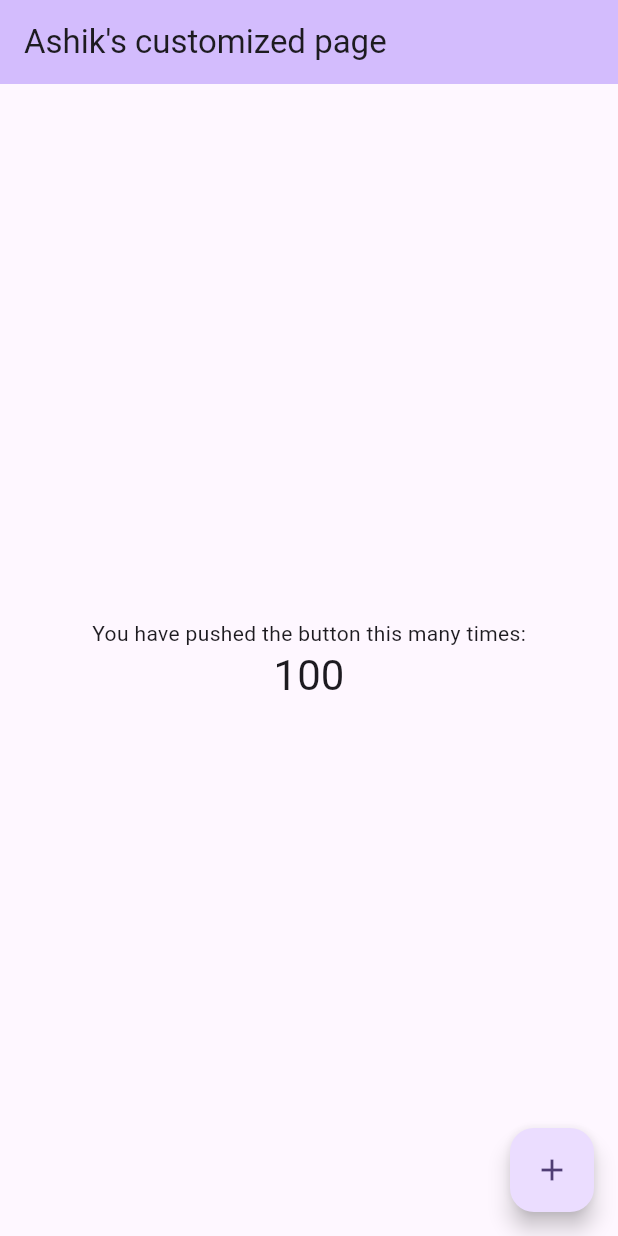
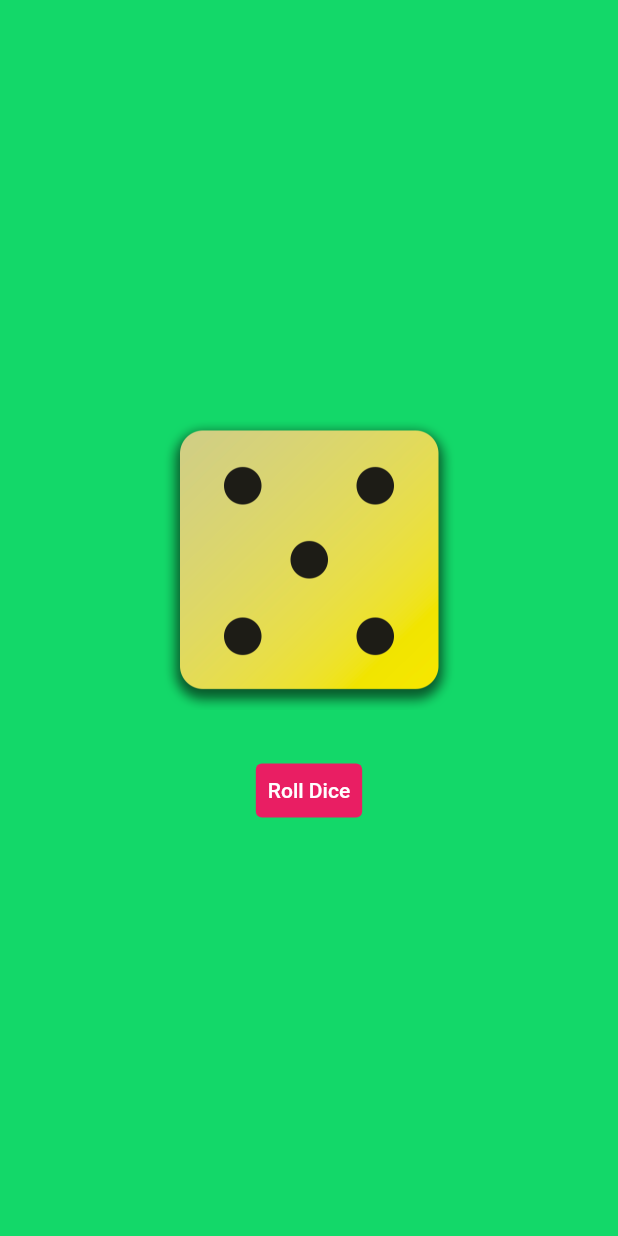
Before and after one commit to ashikurrahmanbhuiyan/flutter_app1, a Flutter app: the screen it shows after launch, on a phone screen of 412 x 824 dp. Run offline on Flutter 3.47's test engine with Material 2 defaults, Android fonts, the phone set to English and light mode, and no system bars.

```diff
--- /dev/null
+++ b/lib/GradinetContainer.dart
@@ -0,0 +1,12 @@
+import 'package:flutter/material.dart';
+import 'roller.dart';
+
+class GradientCointainer extends StatelessWidget {
+  const GradientCointainer({super.key});
+  @override
+  Widget build(context) {
+    return const Center(
+      child: Roller(),
+    );
+  }
+}
--- /dev/null
+++ b/lib/StyleIs.dart
@@ -0,0 +1,18 @@
+import 'package:flutter/material.dart';
+
+var gretting = 'Hello world, i am learning flutter here';
+
+class StyledText extends StatelessWidget{
+ const StyledText(this.text,{super.key});
+  final String text;
+  @override
+  Widget build(context){
+    return  Text(
+          text,
+          style: const TextStyle(
+            color: Color.fromARGB(255, 0, 0, 0),
+            fontSize: 40,
+          ),
+        );
+  }
+}
--- a/lib/main.dart
+++ b/lib/main.dart
@@ -1,125 +1,13 @@
 import 'package:flutter/material.dart';
+import 'GradinetContainer.dart';
 
 void main() {
-  runApp(const MyApp());
+  runApp(
+    const MaterialApp(
+      home: Scaffold(
+        backgroundColor: Color.fromARGB(255, 19, 216, 105),
+        body: GradientCointainer(),
+      ),
+    ),
+  );
 }
-
-class MyApp extends StatelessWidget {
-  const MyApp({super.key});
-
-  // This widget is the root of your application.
-  @override
-  Widget build(BuildContext context) {
-    return MaterialApp(
-      title: 'Flutter App',
-      theme: ThemeData(
-        // This is the theme of your application.
-        //
-        // TRY THIS: Try running your application with "flutter run". You'll see
-        // the application has a blue toolbar. Then, without quitting the app,
-        // try changing the seedColor in the colorScheme below to Colors.green
-        // and then invoke "hot reload" (save your changes or press the "hot
-        // reload" button in a Flutter-supported IDE, or press "r" if you used
-        // the command line to start the app).
-        //
-        // Notice that the counter didn't reset back to zero; the application
-        // state is not lost during the reload. To reset the state, use hot
-        // restart instead.
-        //
-        // This works for code too, not just values: Most code changes can be
-        // tested with just a hot reload.
-        colorScheme: ColorScheme.fromSeed(seedColor: Colors.deepPurple),
-        useMaterial3: true,
-      ),
-      home: const MyHomePage(title: "Ashik's customized page"),
-    );
-  }
-}
-
-class MyHomePage extends StatefulWidget {
-  const MyHomePage({super.key, required this.title});
-
-  // This widget is the home page of your application. It is stateful, meaning
-  // that it has a State object (defined below) that contains fields that affect
-  // how it looks.
-
-  // This class is the configuration for the state. It holds the values (in this
-  // case the title) provided by the parent (in this case the App widget) and
-  // used by the build method of the State. Fields in a Widget subclass are
-  // always marked "final".
-
-  final String title;
-
-  @override
-  State<MyHomePage> createState() => _MyHomePageState();
-}
-
-class _MyHomePageState extends State<MyHomePage> {
-  int _counter = 100;
-
-  void _incrementCounter() {
-    setState(() {
-      // This call to setState tells the Flutter framework that something has
-      // changed in this State, which causes it to rerun the build method below
-      // so that the display can reflect the updated values. If we changed
-      // _counter without calling setState(), then the build method would not be
-      // called again, and so nothing would appear to happen.
-      _counter++;
-    });
-  }
-
-  @override
-  Widget build(BuildContext context) {
-    // This method is rerun every time setState is called, for instance as done
-    // by the _incrementCounter method above.
-    //
-    // The Flutter framework has been optimized to make rerunning build methods
-    // fast, so that you can just rebuild anything that needs updating rather
-    // than having to individually change instances of widgets.
-    return Scaffold(
-      appBar: AppBar(
-        // TRY THIS: Try changing the color here to a specific color (to
-        // Colors.amber, perhaps?) and trigger a hot reload to see the AppBar
-        // change color while the other colors stay the same.
-        backgroundColor: Theme.of(context).colorScheme.inversePrimary,
-        // Here we take the value from the MyHomePage object that was created by
-        // the App.build method, and use it to set our appbar title.
-        title: Text(widget.title),
-      ),
-      body: Center(
-        // Center is a layout widget. It takes a single child and positions it
-        // in the middle of the parent.
-        child: Column(
-          // Column is also a layout widget. It takes a list of children and
-          // arranges them vertically. By default, it sizes itself to fit its
-          // children horizontally, and tries to be as tall as its parent.
-          //
-          // Column has various properties to control how it sizes itself and
-          // how it positions its children. Here we use mainAxisAlignment to
-          // center the children vertically; the main axis here is the vertical
-          // axis because Columns are vertical (the cross axis would be
-          // horizontal).
-          //
-          // TRY THIS: Invoke "debug painting" (choose the "Toggle Debug Paint"
-          // action in the IDE, or press "p" in the console), to see the
-          // wireframe for each widget.
-          mainAxisAlignment: MainAxisAlignment.center,
-          children: <Widget>[
-            const Text(
-              'You have pushed the button this many times:',
-            ),
-            Text(
-              '$_counter',
-              style: Theme.of(context).textTheme.headlineMedium,
-            ),
-          ],
-        ),
-      ),
-      floatingActionButton: FloatingActionButton(
-        onPressed: _incrementCounter,
-        tooltip: 'Increment',
-        child: const Icon(Icons.add),
-      ), // This trailing comma makes auto-formatting nicer for build methods.
-    );
-  }
-}
--- /dev/null
+++ b/lib/roller.dart
@@ -0,0 +1,40 @@
+import 'package:flutter/material.dart';
+import 'dart:math';
+
+class Roller extends StatefulWidget {
+  const Roller({super.key});
+
+  @override
+  State<Roller> createState(){
+    return _RollarState();
+  }
+}
+
+class _RollarState extends State<Roller>{
+  final rand = Random();
+  var activeDiceImage = 'assets/images/dice-5.png';
+  void rollDice() {
+    int d = rand.nextInt(6)+1;
+    setState(() {
+      activeDiceImage = 'assets/images/dice-$d.png';
+    });
+  }
+  @override
+  Widget build(contex){
+      return Column(
+          mainAxisAlignment: MainAxisAlignment.center,
+          children: [
+            Image.asset(activeDiceImage,width: 200,),
+            const SizedBox(height: 30),
+            TextButton(
+              onPressed: rollDice,
+              style: TextButton.styleFrom(
+                backgroundColor: Colors.pink,
+                foregroundColor: Colors.white,
+              ),
+              child: const Text('Roll Dice'),
+            ),
+          ],
+        );
+  }
+}
```
Also changed, not shown: pubspec.yaml (+7 -0 lines), assets/images/adventure.png (added), assets/images/dice-1.png (added), assets/images/dice-2.png (added), assets/images/dice-3.png (added), assets/images/dice-4.png (added), assets/images/dice-5.png (added), assets/images/dice-6.png (added), pubspec.lock.
